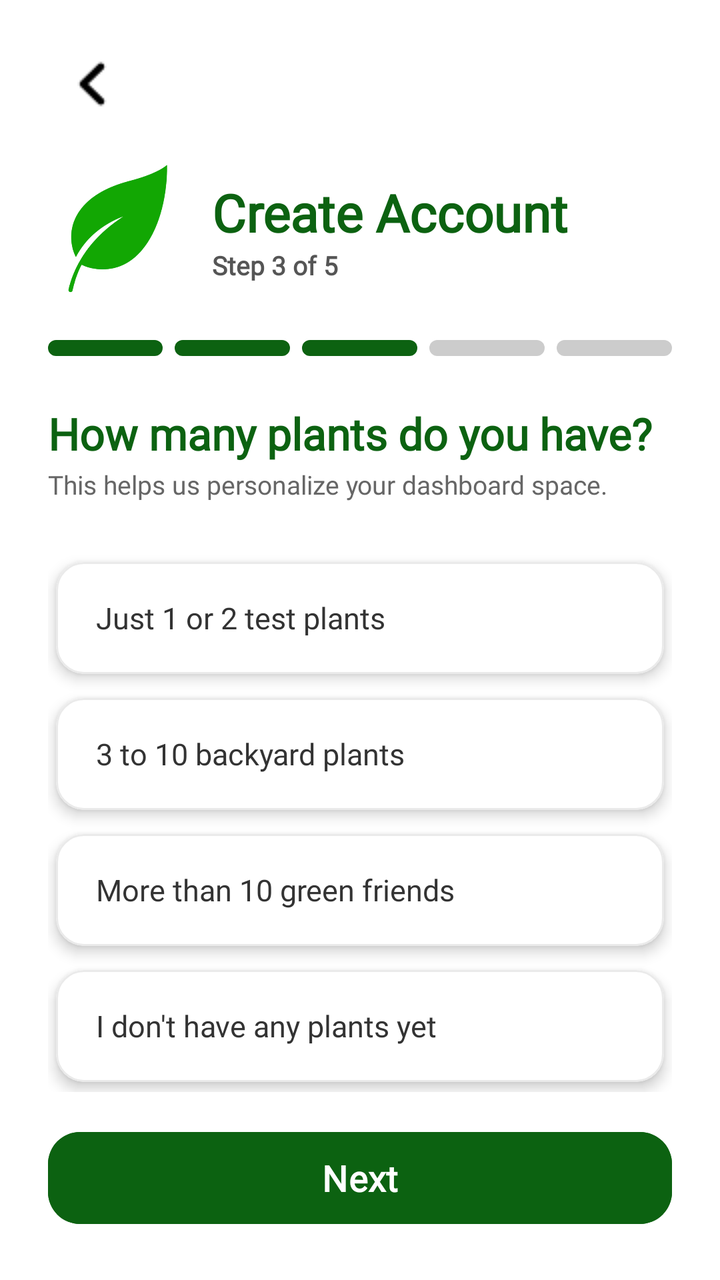
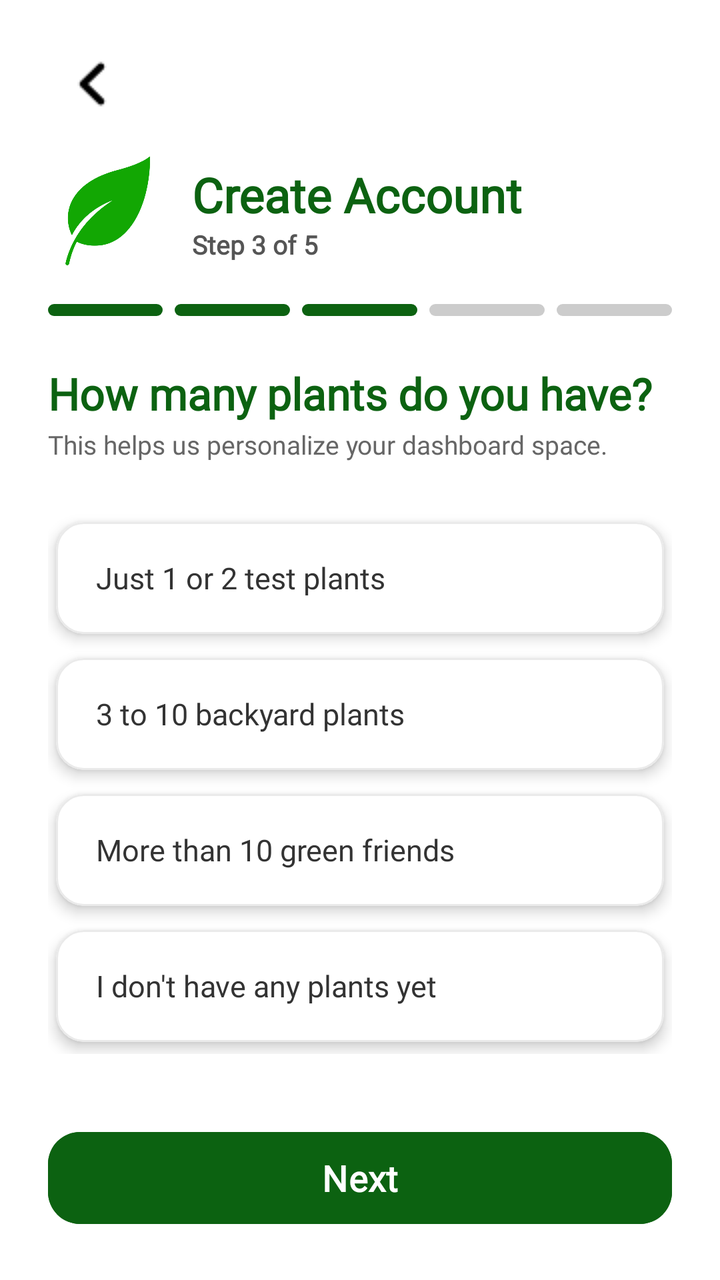

Two renders of the same Android screen: before a commit and after it. Below are the layout's source before the change and the commit's diff.
<!-- AndroidManifest.xml: application theme Theme.SmartGrow -->
<!-- res/layout/activity_register_step3.xml -->
<?xml version="1.0" encoding="utf-8"?>
<androidx.constraintlayout.widget.ConstraintLayout
    xmlns:android="http://schemas.android.com/apk/res/android"
    xmlns:app="http://schemas.android.com/apk/res-auto"
    android:layout_width="match_parent"
    android:layout_height="match_parent"
    android:background="#FFFFFF"
    android:paddingHorizontal="24dp"
    android:paddingTop="20dp"
    android:paddingBottom="24dp">

    <ImageButton
        android:id="@+id/btn_register_back"
        android:layout_width="44dp"
        android:layout_height="44dp"
        android:background="?android:attr/selectableItemBackgroundBorderless"
        android:src="@drawable/back_button_login"
        android:contentDescription="Back"
        android:scaleType="centerInside"
        android:clickable="true"
        android:focusable="true"
        app:layout_constraintTop_toTopOf="parent"
        app:layout_constraintStart_toStartOf="parent" />

    <LinearLayout
        android:id="@+id/layout_register_header"
        android:layout_width="0dp"
        android:layout_height="wrap_content"
        android:orientation="horizontal"
        android:gravity="center_vertical"
        android:layout_marginTop="16dp"
        app:layout_constraintTop_toBottomOf="@id/btn_register_back"
        app:layout_constraintStart_toStartOf="parent"
        app:layout_constraintEnd_toEndOf="parent">

        <ImageView
            android:id="@+id/img_register_mini_logo"
            android:layout_width="70dp"
            android:layout_height="70dp"
            android:src="@drawable/smartgrow_logo"
            app:tint="#12A703"
            android:contentDescription="SmartGrow" />

        <LinearLayout
            android:layout_width="wrap_content"
            android:layout_height="wrap_content"
            android:orientation="vertical"
            android:layout_marginStart="12dp">

            <TextView
                android:layout_width="wrap_content"
                android:layout_height="wrap_content"
                android:text="Create Account"
                android:textSize="26sp"
                android:textStyle="bold"
                android:fontFamily="@font/poppins"
                android:textColor="#0C6211" />

            <TextView
                android:id="@+id/tv_step_counter"
                android:layout_width="wrap_content"
                android:layout_height="wrap_content"
                android:text="Step 3 of 5"
                android:textSize="13sp"
                android:textStyle="bold"
                android:fontFamily="@font/poppins"
                android:textColor="#555555" />
        </LinearLayout>
    </LinearLayout>

    <LinearLayout
        android:id="@+id/layout_indicator_bars"
        android:layout_width="match_parent"
        android:layout_height="8dp"
        android:orientation="horizontal"
        android:layout_marginTop="20dp"
        android:weightSum="5"
        app:layout_constraintTop_toBottomOf="@id/layout_register_header"
        app:layout_constraintStart_toStartOf="parent"
        app:layout_constraintEnd_toEndOf="parent">

        <View
            android:id="@+id/indicator_step1"
            android:layout_width="0dp"
            android:layout_height="match_parent"
            android:layout_weight="1"
            android:layout_marginEnd="6dp"
            android:background="@drawable/indicator_green" />

        <View
            android:id="@+id/indicator_step2"
            android:layout_width="0dp"
            android:layout_height="match_parent"
            android:layout_weight="1"
            android:layout_marginEnd="6dp"
            android:background="@drawable/indicator_green" />

        <View
            android:id="@+id/indicator_step3"
            android:layout_width="0dp"
            android:layout_height="match_parent"
            android:layout_weight="1"
            android:layout_marginEnd="6dp"
            android:background="@drawable/indicator_green" /> <View
        android:id="@+id/indicator_step4"
        android:layout_width="0dp"
        android:layout_height="match_parent"
        android:layout_weight="1"
        android:layout_marginEnd="6dp"
        android:background="@drawable/indicator_gray" />

        <View
            android:id="@+id/indicator_step5"
            android:layout_width="0dp"
            android:layout_height="match_parent"
            android:layout_weight="1"
            android:background="@drawable/indicator_gray" />
    </LinearLayout>

    <TextView
        android:id="@+id/tv_question_title"
        android:layout_width="match_parent"
        android:layout_height="wrap_content"
        android:text="How many plants do you have?"
        android:textSize="22sp"
        android:textStyle="bold"
        android:textColor="#0C6211"
        android:fontFamily="@font/poppins"
        android:layout_marginTop="24dp"
        app:layout_constraintTop_toBottomOf="@id/layout_indicator_bars" />

    <TextView
        android:id="@+id/tv_question_subtitle"
        android:layout_width="match_parent"
        android:layout_height="wrap_content"
        android:text="This helps us personalize your dashboard space."
        android:textSize="13sp"
        android:textColor="#666666"
        android:fontFamily="@font/poppins"
        android:layout_marginTop="2dp"
        app:layout_constraintTop_toBottomOf="@id/tv_question_title" />

    <LinearLayout
        android:id="@+id/layout_choices_container"
        android:layout_width="match_parent"
        android:layout_height="0dp"
        android:orientation="vertical"
        android:layout_marginTop="24dp"
        android:layout_marginBottom="16dp"
        app:layout_constraintTop_toBottomOf="@id/tv_question_subtitle"
        app:layout_constraintBottom_toTopOf="@id/btn_register_next">

        <com.google.android.material.card.MaterialCardView
            android:id="@+id/card_choice1"
            android:layout_width="match_parent"
            android:layout_height="56dp"
            android:layout_marginHorizontal="4dp"
            android:layout_marginVertical="6dp"
            app:cardElevation="4dp"
            app:cardCornerRadius="14dp"
            app:cardBackgroundColor="#FFFFFF"
            app:strokeWidth="1dp"
            app:strokeColor="#EAEAEA"
            android:clickable="true"
            android:focusable="true">
            <TextView
                android:id="@+id/tv_choice1_text"
                android:layout_width="match_parent"
                android:layout_height="match_parent"
                android:gravity="center_vertical"
                android:paddingHorizontal="20dp"
                android:text="Just 1 or 2 test plants"
                android:textSize="15sp"
                android:textColor="#333333"
                android:fontFamily="@font/poppins" />
        </com.google.android.material.card.MaterialCardView>

        <com.google.android.material.card.MaterialCardView
            android:id="@+id/card_choice2"
            android:layout_width="match_parent"
            android:layout_height="56dp"
            android:layout_marginHorizontal="4dp"
            android:layout_marginVertical="6dp"
            app:cardElevation="4dp"
            app:cardCornerRadius="14dp"
            app:cardBackgroundColor="#FFFFFF"
            app:strokeWidth="1dp"
            app:strokeColor="#EAEAEA"
            android:clickable="true"
            android:focusable="true">
            <TextView
                android:id="@+id/tv_choice2_text"
                android:layout_width="match_parent"
                android:layout_height="match_parent"
                android:gravity="center_vertical"
                android:paddingHorizontal="20dp"
                android:text="3 to 10 backyard plants"
                android:textSize="15sp"
                android:textColor="#333333"
                android:fontFamily="@font/poppins" />
        </com.google.android.material.card.MaterialCardView>

        <com.google.android.material.card.MaterialCardView
            android:id="@+id/card_choice3"
            android:layout_width="match_parent"
            android:layout_height="56dp"
            android:layout_marginHorizontal="4dp"
            android:layout_marginVertical="6dp"
            app:cardElevation="4dp"
            app:cardCornerRadius="14dp"
            app:cardBackgroundColor="#FFFFFF"
            app:strokeWidth="1dp"
            app:strokeColor="#EAEAEA"
            android:clickable="true"
            android:focusable="true">
            <TextView
                android:id="@+id/tv_choice3_text"
                android:layout_width="match_parent"
                android:layout_height="match_parent"
                android:gravity="center_vertical"
                android:paddingHorizontal="20dp"
                android:text="More than 10 green friends"
                android:textSize="15sp"
                android:textColor="#333333"
                android:fontFamily="@font/poppins" />
        </com.google.android.material.card.MaterialCardView>

        <com.google.android.material.card.MaterialCardView
            android:id="@+id/card_choice4"
            android:layout_width="match_parent"
            android:layout_height="56dp"
            android:layout_marginHorizontal="4dp"
            android:layout_marginVertical="6dp"
            app:cardElevation="4dp"
            app:cardCornerRadius="14dp"
            app:cardBackgroundColor="#FFFFFF"
            app:strokeWidth="1dp"
            app:strokeColor="#EAEAEA"
            android:clickable="true"
            android:focusable="true">
            <TextView
                android:id="@+id/tv_choice4_text"
                android:layout_width="match_parent"
                android:layout_height="match_parent"
                android:gravity="center_vertical"
                android:paddingHorizontal="20dp"
                android:text="I don't have any plants yet"
                android:textSize="15sp"
                android:textColor="#333333"
                android:fontFamily="@font/poppins" />
        </com.google.android.material.card.MaterialCardView>
    </LinearLayout>

    <com.google.android.material.button.MaterialButton
        android:id="@+id/btn_register_next"
        android:layout_width="match_parent"
        android:layout_height="54dp"
        android:text="Next"
        android:textSize="18sp"
        android:fontFamily="@font/poppins"
        android:textStyle="bold"
        android:textColor="@color/white"
        android:textAllCaps="false"
        android:backgroundTint="#0C6211"
        app:cornerRadius="16dp"
        android:elevation="4dp"
        android:clickable="true"
        android:focusable="true"
        app:layout_constraintBottom_toBottomOf="parent"
        app:layout_constraintStart_toStartOf="parent"
        app:layout_constraintEnd_toEndOf="parent" />

</androidx.constraintlayout.widget.ConstraintLayout>
<!-- resources referenced by this layout -->
<resources>
  <color name="white">#FFFFFFFF</color>
  <!-- drawable back_button_login: png bitmap (drawable, 311 bytes) -->
  <!-- drawable indicator_gray (drawable) -->
  <?xml version="1.0" encoding="utf-8"?>
  <shape xmlns:android="http://schemas.android.com/apk/res/android"
      android:shape="rectangle">
      <solid android:color="#CCCCCC" />
      <corners android:radius="4dp" />
  </shape>
  <!-- drawable indicator_green (drawable) -->
  <?xml version="1.0" encoding="utf-8"?>
  <shape xmlns:android="http://schemas.android.com/apk/res/android"
      android:shape="rectangle">
      <solid android:color="#0C6211" />
      <corners android:radius="4dp" />
  </shape>
  <!-- drawable smartgrow_logo: png bitmap (drawable, 73503 bytes) -->
  <style name="Theme.SmartGrow" parent="Base.Theme.SmartGrow" />
  <style name="Base.Theme.SmartGrow" parent="Theme.Material3.DayNight.NoActionBar">
          <item name="android:windowBackground">@android:color/white</item>
          <item name="android:windowDisablePreview">true</item>
          <item name="android:statusBarColor">#0C6211</item>
          <item name="android:windowLightStatusBar" tools:targetApi="m">false</item>
      </style>
</resources>

<!-- the commit's change to res/layout/activity_register_step3.xml (unified diff, before → after) -->
@@ -4,257 +4,243 @@
     xmlns:app="http://schemas.android.com/apk/res-auto"
     android:layout_width="match_parent"
     android:layout_height="match_parent"
-    android:background="#FFFFFF"
-    android:paddingHorizontal="24dp"
-    android:paddingTop="20dp"
-    android:paddingBottom="24dp">
-
-    <ImageButton
-        android:id="@+id/btn_register_back"
-        android:layout_width="44dp"
-        android:layout_height="44dp"
-        android:background="?android:attr/selectableItemBackgroundBorderless"
-        android:src="@drawable/back_button_login"
-        android:contentDescription="Back"
-        android:scaleType="centerInside"
-        android:clickable="true"
-        android:focusable="true"
-        app:layout_constraintTop_toTopOf="parent"
-        app:layout_constraintStart_toStartOf="parent" />
-
-    <LinearLayout
-        android:id="@+id/layout_register_header"
-        android:layout_width="0dp"
+    android:background="#FFFFFF">
+
+    
+    <androidx.constraintlayout.widget.ConstraintLayout
+        android:id="@+id/layout_header_fixed"
+        android:layout_width="match_parent"
         android:layout_height="wrap_content"
-        android:orientation="horizontal"
-        android:gravity="center_vertical"
-        android:layout_marginTop="16dp"
-        app:layout_constraintTop_toBottomOf="@id/btn_register_back"
-        app:layout_constraintStart_toStartOf="parent"
-        app:layout_constraintEnd_toEndOf="parent">
-
-        <ImageView
-            android:id="@+id/img_register_mini_logo"
-            android:layout_width="70dp"
-            android:layout_height="70dp"
-            android:src="@drawable/smartgrow_logo"
-            app:tint="#12A703"
-            android:contentDescription="SmartGrow" />
+        android:paddingHorizontal="24dp"
+        android:paddingTop="20dp"
+        android:paddingBottom="8dp"
+        app:layout_constraintTop_toTopOf="parent">
+
+        <ImageButton
+            android:id="@+id/btn_register_back"
+            android:layout_width="44dp"
+            android:layout_height="44dp"
+            android:background="?android:attr/selectableItemBackgroundBorderless"
+            android:src="@drawable/back_button_login"
+            android:contentDescription="Back"
+            android:scaleType="centerInside"
+            android:clickable="true"
+            android:focusable="true"
+            app:layout_constraintTop_toTopOf="parent"
+            app:layout_constraintStart_toStartOf="parent" />
 
         <LinearLayout
-            android:layout_width="wrap_content"
+            android:id="@+id/layout_register_header"
+            android:layout_width="0dp"
+            android:layout_height="wrap_content"
+            android:orientation="horizontal"
+            android:gravity="center_vertical"
+            android:layout_marginTop="12dp"
+            app:layout_constraintTop_toBottomOf="@id/btn_register_back"
+            app:layout_constraintStart_toStartOf="parent"
+            app:layout_constraintEnd_toEndOf="parent">
+
+            <ImageView
+                android:id="@+id/img_register_mini_logo"
+                android:layout_width="60dp"
+                android:layout_height="60dp"
+                android:src="@drawable/smartgrow_logo"
+                app:tint="#12A703"
+                android:contentDescription="SmartGrow" />
+
+            <LinearLayout
+                android:layout_width="wrap_content"
+                android:layout_height="wrap_content"
+                android:orientation="vertical"
+                android:layout_marginStart="12dp">
+
+                <TextView
+                    android:layout_width="wrap_content"
+                    android:layout_height="wrap_content"
+                    android:text="Create Account"
+                    android:textSize="24sp"
+                    android:textStyle="bold"
+                    android:fontFamily="@font/poppins"
+                    android:textColor="#0C6211" />
+
+                <TextView
+                    android:id="@+id/tv_step_counter"
+                    android:layout_width="wrap_content"
+                    android:layout_height="wrap_content"
+                    android:text="Step 3 of 5"
+                    android:textSize="13sp"
+                    android:textStyle="bold"
+                    android:fontFamily="@font/poppins"
+                    android:textColor="#555555" />
+            </LinearLayout>
+        </LinearLayout>
+
+        <LinearLayout
+            android:id="@+id/layout_indicator_bars"
+            android:layout_width="match_parent"
+            android:layout_height="6dp"
+            android:orientation="horizontal"
+            android:layout_marginTop="16dp"
+            android:weightSum="5"
+            app:layout_constraintTop_toBottomOf="@id/layout_register_header">
+
+            <View android:id="@+id/indicator_step1" android:layout_width="0dp" android:layout_height="match_parent" android:layout_weight="1" android:layout_marginEnd="6dp" android:background="@drawable/indicator_green" />
+            <View android:id="@+id/indicator_step2" android:layout_width="0dp" android:layout_height="match_parent" android:layout_weight="1" android:layout_marginEnd="6dp" android:background="@drawable/indicator_green" />
+            <View android:id="@+id/indicator_step3" android:layout_width="0dp" android:layout_height="match_parent" android:layout_weight="1" android:layout_marginEnd="6dp" android:background="@drawable/indicator_green" />
+            <View android:id="@+id/indicator_step4" android:layout_width="0dp" android:layout_height="match_parent" android:layout_weight="1" android:layout_marginEnd="6dp" android:background="@drawable/indicator_gray" />
+            <View android:id="@+id/indicator_step5" android:layout_width="0dp" android:layout_height="match_parent" android:layout_weight="1" android:background="@drawable/indicator_gray" />
+        </LinearLayout>
+    </androidx.constraintlayout.widget.ConstraintLayout>
+
+    
+    <androidx.core.widget.NestedScrollView
+        android:layout_width="match_parent"
+        android:layout_height="0dp"
+        android:fillViewport="true"
+        app:layout_constraintTop_toBottomOf="@id/layout_header_fixed"
+        app:layout_constraintBottom_toTopOf="@id/btn_register_next">
+
+        <LinearLayout
+            android:layout_width="match_parent"
             android:layout_height="wrap_content"
             android:orientation="vertical"
-            android:layout_marginStart="12dp">
+            android:paddingHorizontal="24dp"
+            android:paddingTop="16dp"
+            android:paddingBottom="16dp">
 
             <TextView
-                android:layout_width="wrap_content"
-                android:layout_height="wrap_content"
-                android:text="Create Account"
-                android:textSize="26sp"
+                android:id="@+id/tv_question_title"
+                android:layout_width="match_parent"
+                android:layout_height="wrap_content"
+                android:text="How many plants do you have?"
+                android:textSize="22sp"
                 android:textStyle="bold"
+                android:textColor="#0C6211"
+                android:fontFamily="@font/poppins" />
+
+            <TextView
+                android:id="@+id/tv_question_subtitle"
+                android:layout_width="match_parent"
+                android:layout_height="wrap_content"
+                android:text="This helps us personalize your dashboard space."
+                android:textSize="13sp"
+                android:textColor="#666666"
                 android:fontFamily="@font/poppins"
-                android:textColor="#0C6211" />
-
-            <TextView
-                android:id="@+id/tv_step_counter"
-                android:layout_width="wrap_content"
-                android:layout_height="wrap_content"
-                android:text="Step 3 of 5"
-                android:textSize="13sp"
-                android:textStyle="bold"
-                android:fontFamily="@font/poppins"
-                android:textColor="#555555" />
+                android:layout_marginTop="2dp" />
+
+            <LinearLayout
+                android:id="@+id/layout_choices_container"
+                android:layout_width="match_parent"
+                android:layout_height="wrap_content"
+                android:orientation="vertical"
+                android:layout_marginTop="24dp">
+
+                <com.google.android.material.card.MaterialCardView
+                    android:id="@+id/card_choice1"
+                    android:layout_width="match_parent"
+                    android:layout_height="56dp"
+                    android:layout_marginHorizontal="4dp"
+                    android:layout_marginVertical="6dp"
+                    app:cardElevation="4dp"
+                    app:cardCornerRadius="14dp"
+                    app:cardBackgroundColor="#FFFFFF"
+                    app:strokeWidth="1dp"
+                    app:strokeColor="#EAEAEA"
+                    android:clickable="true"
+                    android:focusable="true">
+                    <TextView
+                        android:layout_width="match_parent"
+                        android:layout_height="match_parent"
+                        android:gravity="center_vertical"
+                        android:paddingHorizontal="20dp"
+                        android:text="Just 1 or 2 test plants"
+                        android:textSize="15sp"
+                        android:textColor="#333333"
+                        android:fontFamily="@font/poppins" />
+                </com.google.android.material.card.MaterialCardView>
+
+                <com.google.android.material.card.MaterialCardView
+                    android:id="@+id/card_choice2"
+                    android:layout_width="match_parent"
+                    android:layout_height="56dp"
+                    android:layout_marginHorizontal="4dp"
+                    android:layout_marginVertical="6dp"
+                    app:cardElevation="4dp"
+                    app:cardCornerRadius="14dp"
+                    app:cardBackgroundColor="#FFFFFF"
+                    app:strokeWidth="1dp"
+                    app:strokeColor="#EAEAEA"
+                    android:clickable="true"
+                    android:focusable="true">
+                    <TextView
+                        android:layout_width="match_parent"
+                        android:layout_height="match_parent"
+                        android:gravity="center_vertical"
+                        android:paddingHorizontal="20dp"
+                        android:text="3 to 10 backyard plants"
+                        android:textSize="15sp"
+                        android:textColor="#333333"
+                        android:fontFamily="@font/poppins" />
+                </com.google.android.material.card.MaterialCardView>
+
+                <com.google.android.material.card.MaterialCardView
+                    android:id="@+id/card_choice3"
+                    android:layout_width="match_parent"
+                    android:layout_height="56dp"
+                    android:layout_marginHorizontal="4dp"
+                    android:layout_marginVertical="6dp"
+                    app:cardElevation="4dp"
+                    app:cardCornerRadius="14dp"
+                    app:cardBackgroundColor="#FFFFFF"
+                    app:strokeWidth="1dp"
+                    app:strokeColor="#EAEAEA"
+                    android:clickable="true"
+                    android:focusable="true">
+                    <TextView
+                        android:layout_width="match_parent"
+                        android:layout_height="match_parent"
+                        android:gravity="center_vertical"
+                        android:paddingHorizontal="20dp"
+                        android:text="More than 10 green friends"
+                        android:textSize="15sp"
+                        android:textColor="#333333"
+                        android:fontFamily="@font/poppins" />
+                </com.google.android.material.card.MaterialCardView>
+
+                <com.google.android.material.card.MaterialCardView
+                    android:id="@+id/card_choice4"
+                    android:layout_width="match_parent"
+                    android:layout_height="56dp"
+                    android:layout_marginHorizontal="4dp"
+                    android:layout_marginVertical="6dp"
+                    app:cardElevation="4dp"
+                    app:cardCornerRadius="14dp"
+                    app:cardBackgroundColor="#FFFFFF"
+                    app:strokeWidth="1dp"
+                    app:strokeColor="#EAEAEA"
+                    android:clickable="true"
+                    android:focusable="true">
+                    <TextView
+                        android:layout_width="match_parent"
+                        android:layout_height="match_parent"
+                        android:gravity="center_vertical"
+                        android:paddingHorizontal="20dp"
+                        android:text="I don't have any plants yet"
+                        android:textSize="15sp"
+                        android:textColor="#333333"
+                        android:fontFamily="@font/poppins" />
+                </com.google.android.material.card.MaterialCardView>
+            </LinearLayout>
         </LinearLayout>
-    </LinearLayout>
-
-    <LinearLayout
-        android:id="@+id/layout_indicator_bars"
-        android:layout_width="match_parent"
-        android:layout_height="8dp"
-        android:orientation="horizontal"
-        android:layout_marginTop="20dp"
-        android:weightSum="5"
-        app:layout_constraintTop_toBottomOf="@id/layout_register_header"
-        app:layout_constraintStart_toStartOf="parent"
-        app:layout_constraintEnd_toEndOf="parent">
-
-        <View
-            android:id="@+id/indicator_step1"
-            android:layout_width="0dp"
-            android:layout_height="match_parent"
-            android:layout_weight="1"
-            android:layout_marginEnd="6dp"
-            android:background="@drawable/indicator_green" />
-
-        <View
-            android:id="@+id/indicator_step2"
-            android:layout_width="0dp"
-            android:layout_height="match_parent"
-            android:layout_weight="1"
-            android:layout_marginEnd="6dp"
-            android:background="@drawable/indicator_green" />
-
-        <View
-            android:id="@+id/indicator_step3"
-            android:layout_width="0dp"
-            android:layout_height="match_parent"
-            android:layout_weight="1"
-            android:layout_marginEnd="6dp"
-            android:background="@drawable/indicator_green" /> <View
-        android:id="@+id/indicator_step4"
-        android:layout_width="0dp"
-        android:layout_height="match_parent"
-        android:layout_weight="1"
-        android:layout_marginEnd="6dp"
-        android:background="@drawable/indicator_gray" />
-
-        <View
-            android:id="@+id/indicator_step5"
-            android:layout_width="0dp"
-            android:layout_height="match_parent"
-            android:layout_weight="1"
-            android:background="@drawable/indicator_gray" />
-    </LinearLayout>
-
-    <TextView
-        android:id="@+id/tv_question_title"
-        android:layout_width="match_parent"
-        android:layout_height="wrap_content"
-        android:text="How many plants do you have?"
-        android:textSize="22sp"
-        android:textStyle="bold"
-        android:textColor="#0C6211"
-        android:fontFamily="@font/poppins"
-        android:layout_marginTop="24dp"
-        app:layout_constraintTop_toBottomOf="@id/layout_indicator_bars" />
-
-    <TextView
-        android:id="@+id/tv_question_subtitle"
-        android:layout_width="match_parent"
-        android:layout_height="wrap_content"
-        android:text="This helps us personalize your dashboard space."
-        android:textSize="13sp"
-        android:textColor="#666666"
-        android:fontFamily="@font/poppins"
-        android:layout_marginTop="2dp"
-        app:layout_constraintTop_toBottomOf="@id/tv_question_title" />
-
-    <LinearLayout
-        android:id="@+id/layout_choices_container"
-        android:layout_width="match_parent"
-        android:layout_height="0dp"
-        android:orientation="vertical"
-        android:layout_marginTop="24dp"
-        android:layout_marginBottom="16dp"
-        app:layout_constraintTop_toBottomOf="@id/tv_question_subtitle"
-        app:layout_constraintBottom_toTopOf="@id/btn_register_next">
-
-        <com.google.android.material.card.MaterialCardView
-            android:id="@+id/card_choice1"
-            android:layout_width="match_parent"
-            android:layout_height="56dp"
-            android:layout_marginHorizontal="4dp"
-            android:layout_marginVertical="6dp"
-            app:cardElevation="4dp"
-            app:cardCornerRadius="14dp"
-            app:cardBackgroundColor="#FFFFFF"
-            app:strokeWidth="1dp"
-            app:strokeColor="#EAEAEA"
-            android:clickable="true"
-            android:focusable="true">
-            <TextView
-                android:id="@+id/tv_choice1_text"
-                android:layout_width="match_parent"
-                android:layout_height="match_parent"
-                android:gravity="center_vertical"
-                android:paddingHorizontal="20dp"
-                android:text="Just 1 or 2 test plants"
-                android:textSize="15sp"
-                android:textColor="#333333"
-                android:fontFamily="@font/poppins" />
-        </com.google.android.material.card.MaterialCardView>
-
-        <com.google.android.material.card.MaterialCardView
-            android:id="@+id/card_choice2"
-            android:layout_width="match_parent"
-            android:layout_height="56dp"
-            android:layout_marginHorizontal="4dp"
-            android:layout_marginVertical="6dp"
-            app:cardElevation="4dp"
-            app:cardCornerRadius="14dp"
-            app:cardBackgroundColor="#FFFFFF"
-            app:strokeWidth="1dp"
-            app:strokeColor="#EAEAEA"
-            android:clickable="true"
-            android:focusable="true">
-            <TextView
-                android:id="@+id/tv_choice2_text"
-                android:layout_width="match_parent"
-                android:layout_height="match_parent"
-                android:gravity="center_vertical"
-                android:paddingHorizontal="20dp"
-                android:text="3 to 10 backyard plants"
-                android:textSize="15sp"
-                android:textColor="#333333"
-                android:fontFamily="@font/poppins" />
-        </com.google.android.material.card.MaterialCardView>
-
-        <com.google.android.material.card.MaterialCardView
-            android:id="@+id/card_choice3"
-            android:layout_width="match_parent"
-            android:layout_height="56dp"
-            android:layout_marginHorizontal="4dp"
-            android:layout_marginVertical="6dp"
-            app:cardElevation="4dp"
-            app:cardCornerRadius="14dp"
-            app:cardBackgroundColor="#FFFFFF"
-            app:strokeWidth="1dp"
-            app:strokeColor="#EAEAEA"
-            android:clickable="true"
-            android:focusable="true">
-            <TextView
-                android:id="@+id/tv_choice3_text"
-                android:layout_width="match_parent"
-                android:layout_height="match_parent"
-                android:gravity="center_vertical"
-                android:paddingHorizontal="20dp"
-                android:text="More than 10 green friends"
-                android:textSize="15sp"
-                android:textColor="#333333"
-                android:fontFamily="@font/poppins" />
-        </com.google.android.material.card.MaterialCardView>
-
-        <com.google.android.material.card.MaterialCardView
-            android:id="@+id/card_choice4"
-            android:layout_width="match_parent"
-            android:layout_height="56dp"
-            android:layout_marginHorizontal="4dp"
-            android:layout_marginVertical="6dp"
-            app:cardElevation="4dp"
-            app:cardCornerRadius="14dp"
-            app:cardBackgroundColor="#FFFFFF"
-            app:strokeWidth="1dp"
-            app:strokeColor="#EAEAEA"
-            android:clickable="true"
-            android:focusable="true">
-            <TextView
-                android:id="@+id/tv_choice4_text"
-                android:layout_width="match_parent"
-                android:layout_height="match_parent"
-                android:gravity="center_vertical"
-                android:paddingHorizontal="20dp"
-                android:text="I don't have any plants yet"
-                android:textSize="15sp"
-                android:textColor="#333333"
-                android:fontFamily="@font/poppins" />
-        </com.google.android.material.card.MaterialCardView>
-    </LinearLayout>
-
+    </androidx.core.widget.NestedScrollView>
+
+    
     <com.google.android.material.button.MaterialButton
         android:id="@+id/btn_register_next"
         android:layout_width="match_parent"
         android:layout_height="54dp"
+        android:layout_marginHorizontal="24dp"
+        android:layout_marginBottom="24dp"
         android:text="Next"
         android:textSize="18sp"
         android:fontFamily="@font/poppins"
@@ -264,8 +250,6 @@
         android:backgroundTint="#0C6211"
         app:cornerRadius="16dp"
         android:elevation="4dp"
-        android:clickable="true"
-        android:focusable="true"
         app:layout_constraintBottom_toBottomOf="parent"
         app:layout_constraintStart_toStartOf="parent"
         app:layout_constraintEnd_toEndOf="parent" />
<!-- resource entries referenced after the edit -->
@@ -23,6 +23,12 @@
           <item name="android:windowDisablePreview">true</item>
           <item name="android:statusBarColor">#0C6211</item>
           <item name="android:windowLightStatusBar" tools:targetApi="m">false</item>
+  
+          
+          <item name="android:navigationBarColor">#F9FAFA</item>
+  
+          
+          <item name="android:windowLightNavigationBar" tools:targetApi="o">true</item>
       </style>
 </resources>
 
